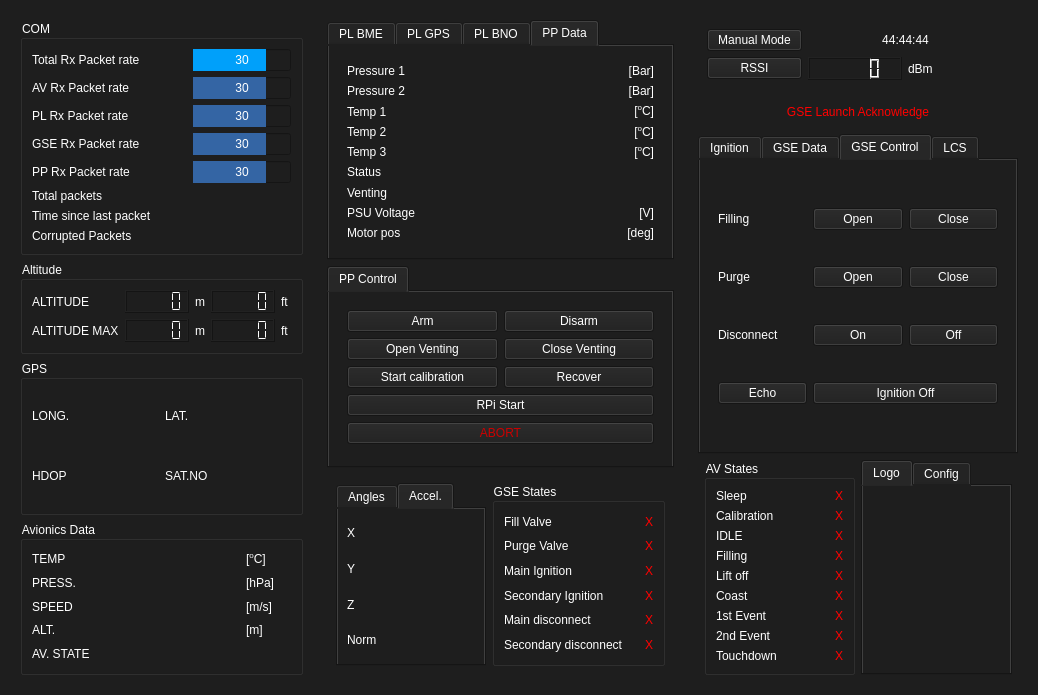
Qt form UI/ui_file/MainGUI.ui (MorgesHAB/ERT2020GS) before a commit.
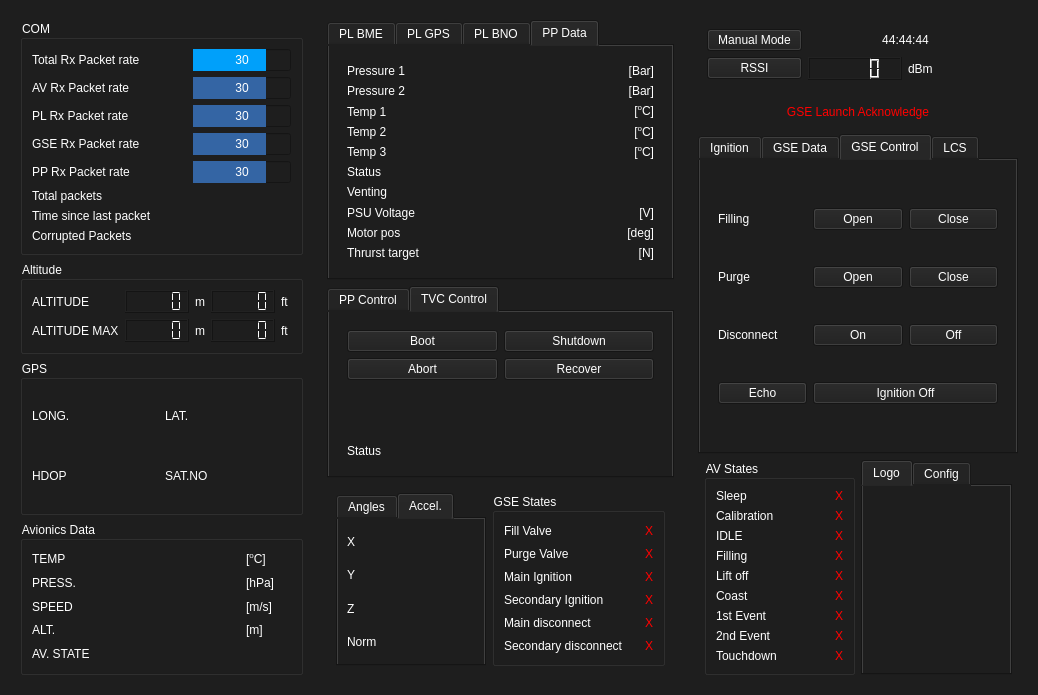
The same form after that commit. Icons and pictures are not drawn.

Commit message: Add TVC Commands and status

Diff of the .ui file:
```diff
--- a/UI/ui_file/MainGUI.ui
+++ b/UI/ui_file/MainGUI.ui
@@ -1708,6 +1708,37 @@
                </property>
               </widget>
              </item>
+             <item row="7" column="1">
+              <widget class="QLabel" name="pp_psu_voltage_panel">
+               <property name="text">
+                <string/>
+               </property>
+              </widget>
+             </item>
+             <item row="9" column="0">
+              <widget class="QLabel" name="label_31">
+               <property name="text">
+                <string>Thrurst target</string>
+               </property>
+              </widget>
+             </item>
+             <item row="9" column="1">
+              <widget class="QLabel" name="pp_thrust_target_panel">
+               <property name="text">
+                <string/>
+               </property>
+              </widget>
+             </item>
+             <item row="9" column="2">
+              <widget class="QLabel" name="label_32">
+               <property name="text">
+                <string>[N]</string>
+               </property>
+               <property name="alignment">
+                <set>Qt::AlignRight|Qt::AlignTrailing|Qt::AlignVCenter</set>
+               </property>
+              </widget>
+             </item>
             </layout>
            </widget>
           </item>
@@ -1718,7 +1749,7 @@
       <item row="1" column="0">
        <widget class="QTabWidget" name="tabWidget_3">
         <property name="currentIndex">
-         <number>0</number>
+         <number>1</number>
         </property>
         <widget class="QWidget" name="tab_7">
          <attribute name="title">
@@ -1735,6 +1766,16 @@
                </property>
               </widget>
              </item>
+             <item row="3" column="0" colspan="2">
+              <widget class="QPushButton" name="abort_button">
+               <property name="styleSheet">
+                <string notr="true">color: rgb(204, 0, 0);</string>
+               </property>
+               <property name="text">
+                <string>ABORT</string>
+               </property>
+              </widget>
+             </item>
              <item row="2" column="0">
               <widget class="QPushButton" name="start_calibration_button">
                <property name="text">
@@ -1773,23 +1814,84 @@
                </property>
               </widget>
              </item>
-             <item row="4" column="0" colspan="2">
-              <widget class="QPushButton" name="abort_button">
+             <item row="0" column="1">
+              <widget class="QPushButton" name="disarm_button">
+               <property name="text">
+                <string>Disarm</string>
+               </property>
+              </widget>
+             </item>
+            </layout>
+           </widget>
+          </item>
+         </layout>
+        </widget>
+        <widget class="QWidget" name="tab_tvc">
+         <attribute name="title">
+          <string>TVC Control</string>
+         </attribute>
+         <layout class="QHBoxLayout" name="horizontalLayout_2">
+          <item>
+           <widget class="QWidget" name="widget" native="true">
+            <layout class="QGridLayout" name="gridLayout_12">
+             <item row="0" column="0">
+              <widget class="QPushButton" name="tvc_boot_button">
                <property name="styleSheet">
-                <string notr="true">color: rgb(204, 0, 0);</string>
+                <string notr="true"/>
                </property>
                <property name="text">
-                <string>ABORT</string>
+                <string>Boot</string>
                </property>
               </widget>
              </item>
-             <item row="3" column="0" colspan="2">
-              <widget class="QPushButton" name="rpi_start_button">
+             <item row="1" column="0">
+              <widget class="QPushButton" name="tvc_abort_button">
                <property name="text">
-                <string>RPi Start</string>
+                <string>Abort</string>
                </property>
               </widget>
              </item>
+             <item row="1" column="1">
+              <widget class="QPushButton" name="tvc_recover_button">
+               <property name="text">
+                <string>Recover</string>
+               </property>
+              </widget>
+             </item>
+             <item row="0" column="1">
+              <widget class="QPushButton" name="tvc_shutdown_button">
+               <property name="text">
+                <string>Shutdown</string>
+               </property>
+              </widget>
+             </item>
+             <item row="3" column="1">
+              <widget class="QLabel" name="tvc_status_panel">
+               <property name="text">
+                <string/>
+               </property>
+              </widget>
+             </item>
+             <item row="3" column="0">
+              <widget class="QLabel" name="label_33">
+               <property name="text">
+                <string>Status</string>
+               </property>
+              </widget>
+             </item>
+             <item row="2" column="0">
+              <spacer name="verticalSpacer">
+               <property name="orientation">
+                <enum>Qt::Vertical</enum>
+               </property>
+               <property name="sizeHint" stdset="0">
+                <size>
+                 <width>20</width>
+                 <height>40</height>
+                </size>
+               </property>
+              </spacer>
+             </item>
             </layout>
            </widget>
           </item>
```
Left out of the diff: 238 changed lines with no effect on the pictures. The commit also changes 15 other files.
